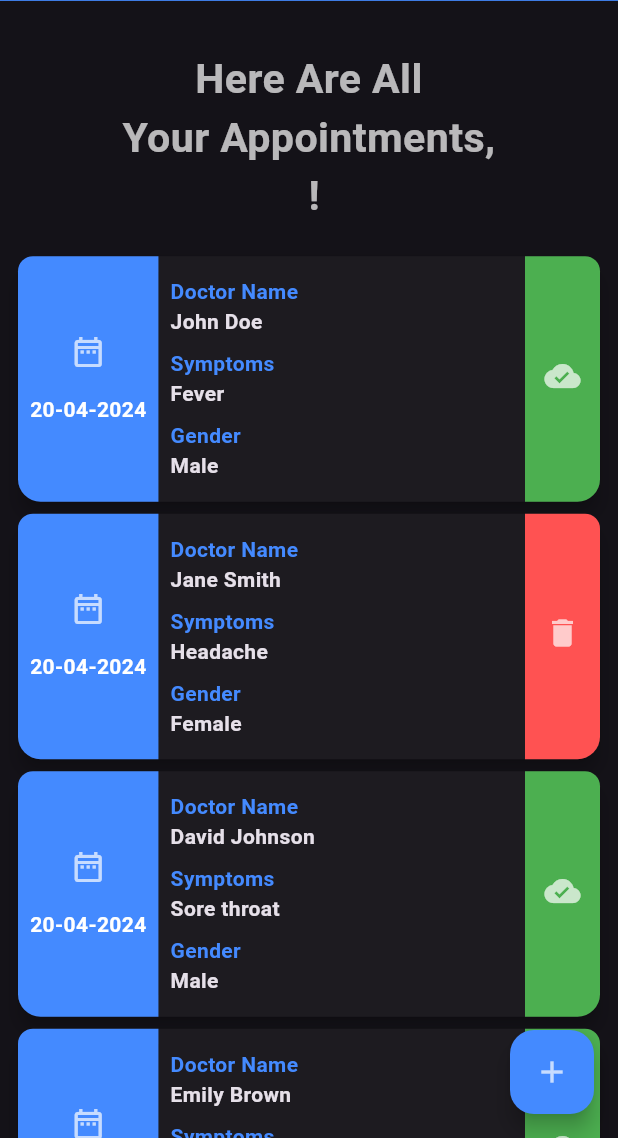
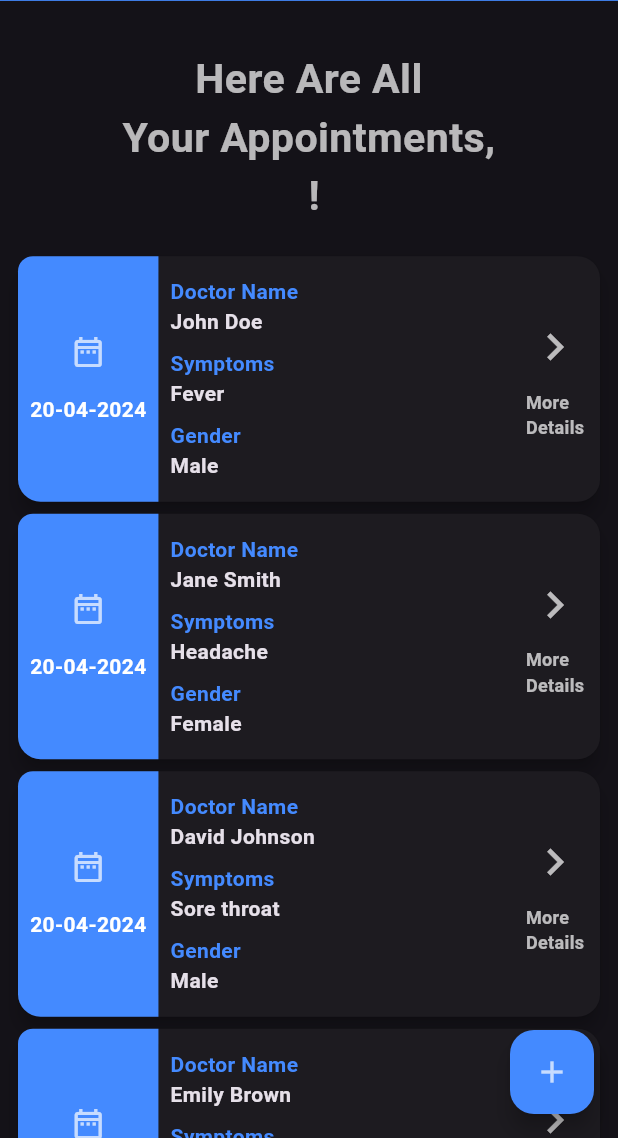
Before and after one commit to ShivamMenda/AetherWell-Mobile, a Flutter app: the UserAppointmentScreen screen opened by its route, on a phone screen of 412 x 824 dp, the part 98-1236 px from its top. Run offline on Flutter 3.47's test engine with Material 3 defaults, Android fonts, the phone set to English and light mode, and no system bars; drawn by our look-alikes of flutter_slidable; our stand-ins replace easy_date_timeline, get, multi_dropdown, shared_preferences, sizer, syncfusion_flutter_charts; missing offline and left inert: mongo_dart, radio_grouped_buttons; accounts and stored records are empty; network calls fail; statements that could not run were skipped.

```diff
--- a/lib/views/screens/user/user_appointments.dart
+++ b/lib/views/screens/user/user_appointments.dart
@@ -3,6 +3,7 @@ import 'package:aetherwell/controllers/user/user_appointment_controller.dart';
 import 'package:aetherwell/routes/app_routes.dart';
 import 'package:aetherwell/views/widgets/custom_drawer.dart';
 import 'package:flutter/material.dart';
+import 'package:flutter_slidable/flutter_slidable.dart';
 import 'package:get/get.dart';
 import 'package:sizer/sizer.dart';
 
@@ -59,7 +60,46 @@ class _UserAppointmentScreenState extends State<UserAppointmentScreen> {
                   shrinkWrap: true,
                   itemCount: userAppointmentsController.appointmentList.length,
                   itemBuilder: (BuildContext context, int index) {
-                    return SizedBox(
+                    return Slidable(
+                      key: const ValueKey(0),
+                      endActionPane: ActionPane(
+                        // A motion is a widget used to control how the pane animates.
+                        motion: ScrollMotion(),
+
+                        // A pane can dismiss the Slidable.
+                        dragDismissible: true,
+
+                        // All actions are defined in the children parameter.
+                        children:[
+                          // A SlidableAction can have an icon and/or a label.
+                          SlidableAction(
+                            onPressed:(context){} ,
+                            backgroundColor:userAppointmentsController.appointmentList[index]['status'] == "confirmed"
+                                ? Colors.green
+                                : Colors.redAccent,
+                            foregroundColor: Colors.white,
+                            icon:
+                            userAppointmentsController.appointmentList[index]['status'] == "confirmed"
+                                ? Icons.done
+                                : Icons.delete,
+                            label:userAppointmentsController.appointmentList[index]['status']=="confirmed"?"Booked":"Cancel" ,
+                          ),
+                          SlidableAction(
+                            onPressed:(context){} ,
+                            backgroundColor:userAppointmentsController.appointmentList[index]['status'] == "confirmed"
+                                ? Colors.redAccent
+                                : Colors.green,
+                            foregroundColor: Colors.white,
+                            icon:
+                            userAppointmentsController.appointmentList[index]['status'] == "confirmed"
+                                ? Icons.delete
+                                : Icons.restart_alt,
+                            label:userAppointmentsController.appointmentList[index]['status']=="confirmed"?"Cancel":"Rebook" ,
+                          ),
+
+                        ],
+                      ),
+                      child: SizedBox(
                         height: Get.height / 4.8,
                         child: Card(
                           elevation: 5,
@@ -156,38 +196,32 @@ class _UserAppointmentScreenState extends State<UserAppointmentScreen> {
                               ),
                               // Third Column depending on status
                               Container(
-                              width: 50, // Fixed width for both containers
+                                width: 60, // Fixed width for both containers
                                 decoration: BoxDecoration(
                                   borderRadius: BorderRadius.only(
                                     topRight: Radius.circular(10),
                                     bottomRight: Radius.circular(15),
                                   ),
-                                color: userAppointmentsController
-                                            .appointmentList[index]['status'] ==
-                                        "confirmed"
-                                    ? Colors.green
-                                    : Colors.redAccent,
                                 ),
                                 padding: EdgeInsets.all(8),
                                 child: Column(
                                   mainAxisAlignment: MainAxisAlignment.center,
-                                crossAxisAlignment: CrossAxisAlignment
-                                    .center, // Align text to center horizontally
+                                  crossAxisAlignment: CrossAxisAlignment.center, // Align text to center horizontally
                                   children: [
+                                    SizedBox(height: 10,),
                                     Icon(
-                                    userAppointmentsController
-                                                    .appointmentList[index]
-                                                ['status'] ==
-                                            "confirmed"
-                                        ? Icons.cloud_done
-                                        : Icons.delete,
+                                      Icons.keyboard_arrow_right,
                                       color: Colors.white70,
+                                      size: 36,
                                     ),
-                                  SizedBox(height: 0.5.h),
+                                    SizedBox(height: 10,),
+                                    Text("More\nDetails",style: TextStyle(color: Colors.white70,fontWeight: FontWeight.bold,fontSize: 12),),
+                                    SizedBox(height: 8),
                                   ],
                                 ),
                               ),
                             ],
+                          ),
                         ),
                       ),
                     );
--- a/pubspec.yaml
+++ b/pubspec.yaml
@@ -45,6 +45,7 @@ dependencies:
   easy_date_timeline: ^1.0.6
   radio_grouped_buttons: ^1.0.1
   intl: ^0.19.0
+  flutter_slidable: ^3.1.0
 
 dev_dependencies:
   flutter_test:
```
Also changed, not shown: lib/views/screens/doctor/doctor_appointment.dart (+49 -9 lines), pubspec.lock. Lines whose indentation alone changed are shown as unchanged.
